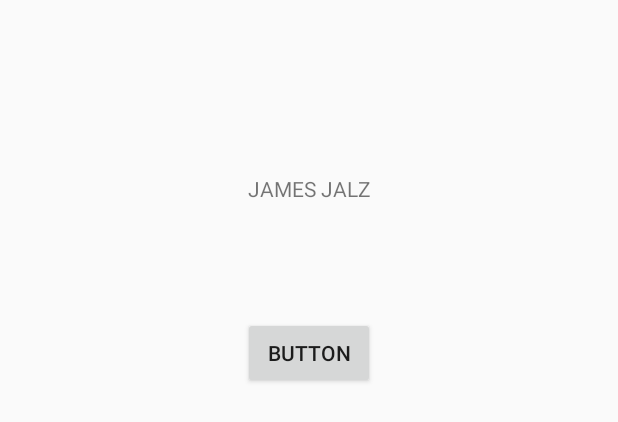
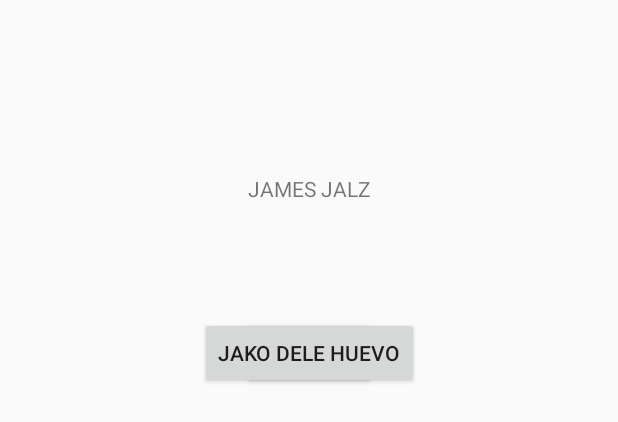
Before and after one commit to hagi-dev/AppControlPersonal, an Android app: the layout lista_contrato_desing.xml on its own in the app's theme, with its tools: preview values and no code run, on a phone screen of 412 x 824 dp. Shown: the top 422 px of the screen. Run offline under Robolectric (Android 15) with nearby library versions, the phone set to English and light mode, and no system bars.

Commit message:
preuba 2

```diff
--- a/app/src/main/res/layout/lista_contrato_desing.xml
+++ b/app/src/main/res/layout/lista_contrato_desing.xml
@@ -24,4 +24,13 @@
         app:layout_constraintEnd_toEndOf="parent"
         app:layout_constraintStart_toStartOf="parent"
         app:layout_constraintTop_toBottomOf="@+id/textView" />
+    <Button
+        android:id="@+id/butto"
+        android:layout_width="wrap_content"
+        android:layout_height="wrap_content"
+        android:layout_marginTop="76dp"
+        android:text="jako dele huevo"
+        app:layout_constraintEnd_toEndOf="parent"
+        app:layout_constraintStart_toStartOf="parent"
+        app:layout_constraintTop_toBottomOf="@+id/textView" />
 </androidx.constraintlayout.widget.ConstraintLayout>
```
